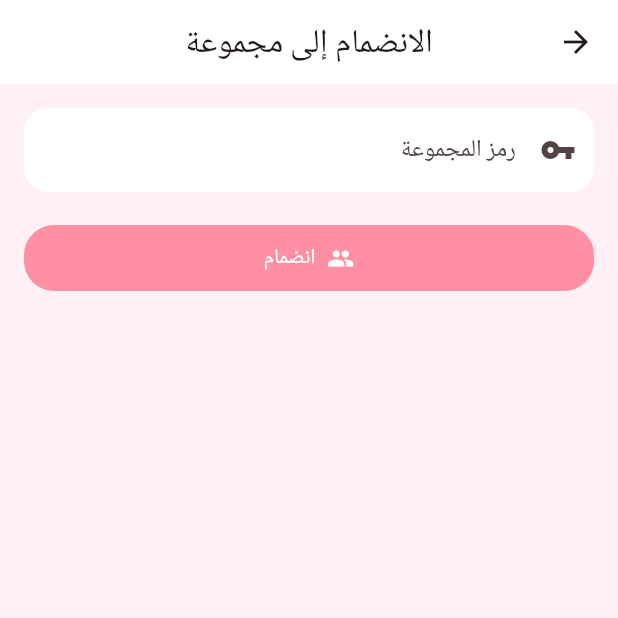
After one commit to Ah95ed/B-Dare-link-, a Flutter app: the screen it shows after launch, after a tap on "الانضمام إلى مجموعة", on a phone screen of 412 x 824 dp, the top half of it. The commit adds this screen. Run offline on Flutter 3.47's test engine with Material 3 defaults, Android fonts, the light colour scheme and no system bars; our stand-ins replace app_links, flutter_secure_storage, google_fonts, qr_flutter, share_plus, shared_preferences; missing offline and left inert: email_otp; network calls fail.

Commit message:
add some like

```diff
--- /dev/null
+++ b/lib/views/groups/join_group_view.dart
@@ -0,0 +1,84 @@
+import 'package:flutter/material.dart';
+import 'package:provider/provider.dart';
+import '../../providers/competition_provider.dart';
+import 'group_room_view.dart';
+
+class JoinGroupView extends StatefulWidget {
+  const JoinGroupView({super.key});
+
+  @override
+  State<JoinGroupView> createState() => _JoinGroupViewState();
+}
+
+class _JoinGroupViewState extends State<JoinGroupView> {
+  final _codeCtrl = TextEditingController();
+  bool _loading = false;
+
+  @override
+  void dispose() {
+    _codeCtrl.dispose();
+    super.dispose();
+  }
+
+  Future<void> _join() async {
+    final code = _codeCtrl.text.trim();
+    if (code.isEmpty) return;
+    setState(() => _loading = true);
+    try {
+      final provider = Provider.of<CompetitionProvider>(context, listen: false);
+      await provider.joinRoom(code.toUpperCase());
+      if (!mounted) return;
+      Navigator.pushReplacement(
+        context,
+        MaterialPageRoute(builder: (_) => const GroupRoomView()),
+      );
+    } catch (e) {
+      if (!mounted) return;
+      ScaffoldMessenger.of(
+        context,
+      ).showSnackBar(SnackBar(content: Text('فشل الانضمام: $e')));
+    } finally {
+      if (mounted) setState(() => _loading = false);
+    }
+  }
+
+  @override
+  Widget build(BuildContext context) {
+    return Scaffold(
+      appBar: AppBar(
+        title: const Text('الانضمام إلى مجموعة'),
+        centerTitle: true,
+      ),
+      body: Padding(
+        padding: const EdgeInsets.all(16.0),
+        child: Column(
+          crossAxisAlignment: CrossAxisAlignment.stretch,
+          children: [
+            TextField(
+              controller: _codeCtrl,
+              decoration: const InputDecoration(
+                labelText: 'رمز المجموعة',
+                prefixIcon: Icon(Icons.vpn_key),
+                border: OutlineInputBorder(
+                  borderRadius: BorderRadius.all(Radius.circular(12)),
+                ),
+              ),
+            ),
+            const SizedBox(height: 20),
+            ElevatedButton.icon(
+              onPressed: _loading ? null : _join,
+              icon: const Icon(Icons.group),
+              label: _loading
+                  ? const SizedBox(
+                      width: 24,
+                      height: 24,
+                      child: CircularProgressIndicator(strokeWidth: 2),
+                    )
+                  : const Text('انضمام'),
+            ),
+          ],
+        ),
+      ),
+    );
+  }
+}
--- a/lib/views/home_view.dart
+++ b/lib/views/home_view.dart
@@ -10,6 +10,7 @@ import 'profile/profile_screen.dart';
 import 'admin/admin_page.dart';
 import 'competitions/competitions_view.dart';
 import 'groups/create_group_view.dart';
+import 'groups/join_group_view.dart';
 
 class HomeView extends StatelessWidget {
   const HomeView({super.key});
@@ -158,6 +159,21 @@ class HomeView extends StatelessWidget {
                               ),
                             ),
                           ),
+                          const SizedBox(height: 12),
+                          ElevatedButton.icon(
+                            onPressed: () {
+                              Navigator.push(
+                                context,
+                                MaterialPageRoute(
+                                  builder: (_) => const JoinGroupView(),
+                                ),
+                              );
+                            },
+                            icon: Icon(Icons.group),
+                            label: Text(
+                              isArabic ? 'الانضمام إلى مجموعة' : 'Join Group',
+                            ),
+                          ),
                         ],
                       );
                     },
```
Also changed, not shown: lib/providers/competition_provider.dart (+33 -1 lines), lib/services/realtime_service.dart (+15 -2 lines), lib/views/competitions/competitions_view.dart (+20 -4 lines), lib/views/competitions/room_lobby_view.dart (+53 -12 lines), lib/main.dart (line endings or trailing spaces), 3 other files.
